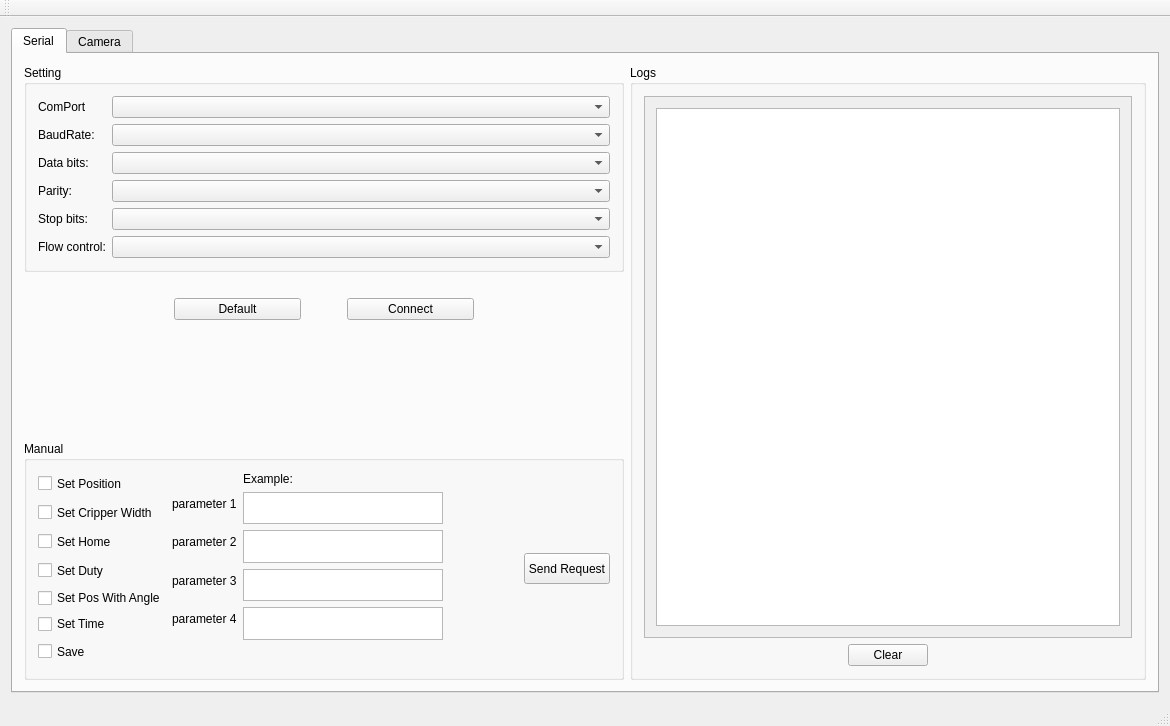
darkdragon276/ROBOT_5DOF_GUI, file mainwindow.ui: the form before one commit.
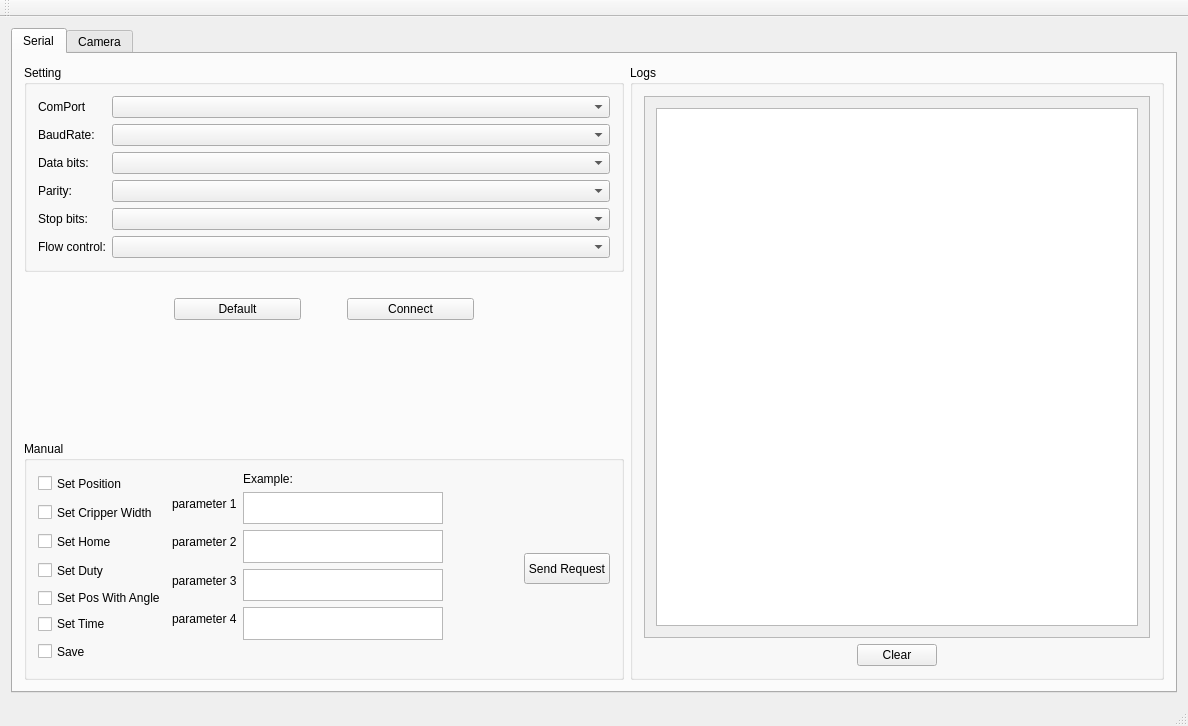
The form after the commit. The open tabs and pages were chosen to show the change. Custom widgets are drawn as their Qt base class.

What changed in the file:
```diff
--- a/mainwindow.ui
+++ b/mainwindow.ui
@@ -6,7 +6,7 @@
    <rect>
     <x>0</x>
     <y>0</y>
-    <width>1149</width>
+    <width>1188</width>
     <height>726</height>
    </rect>
   </property>
@@ -515,7 +515,7 @@
                <rect>
                 <x>0</x>
                 <y>0</y>
-                <width>477</width>
+                <width>516</width>
                 <height>519</height>
                </rect>
               </property>
```
Left out of the diff: 2 changed lines with no effect on the pictures.
